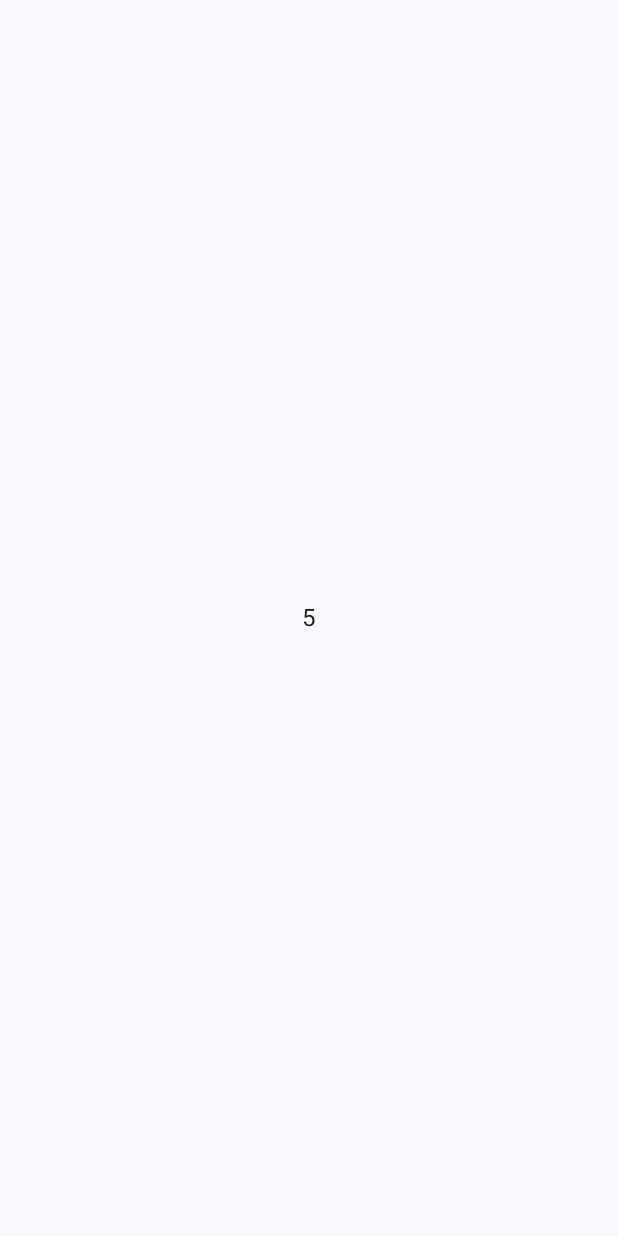
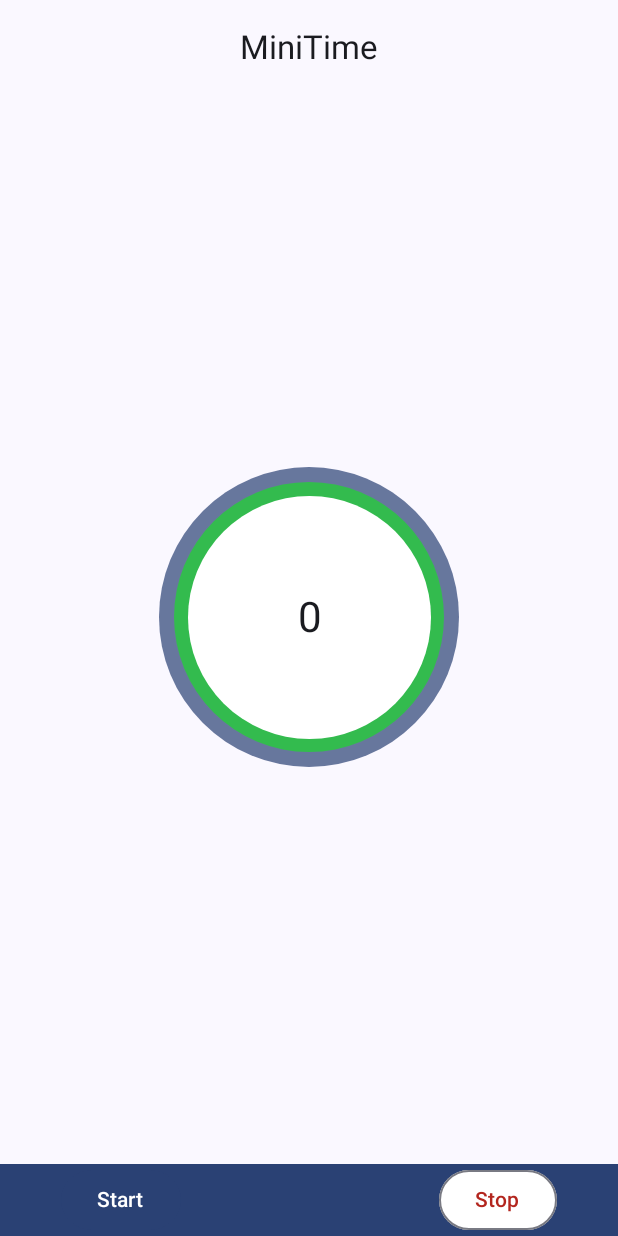
Before and after one commit to moemaair/MiniTime, an Android app built with Jetpack Compose: the screen it shows after launch (MainActivity), on a phone screen of 412 x 824 dp. Before the commit the screen is almost empty. Run offline under Robolectric (Android 15) with nearby library versions, the phone set to English and light mode, and no system bars.

Commit message:
revamped Ui

```diff
--- a/app/src/main/java/com/moemaair/minitime/MainActivity.kt
+++ b/app/src/main/java/com/moemaair/minitime/MainActivity.kt
@@ -1,23 +1,23 @@
 package com.moemaair.minitime
 
-import MainViewModel
 import android.os.Bundle
 import androidx.activity.ComponentActivity
 import androidx.activity.compose.setContent
-import androidx.compose.foundation.layout.Box
-import androidx.compose.foundation.layout.fillMaxSize
-import androidx.compose.foundation.layout.wrapContentSize
-import androidx.compose.material3.MaterialTheme
-import androidx.compose.material3.Surface
-import androidx.compose.material3.Text
-import androidx.compose.runtime.Composable
-import androidx.compose.runtime.collectAsState
+import androidx.compose.foundation.background
+import androidx.compose.foundation.layout.*
+import androidx.compose.foundation.shape.CircleShape
+import androidx.compose.material3.*
+import androidx.compose.runtime.*
+import androidx.compose.ui.Alignment
 import androidx.compose.ui.Modifier
-import androidx.compose.ui.tooling.preview.Preview
-import androidx.lifecycle.viewmodel.compose.viewModel
+import androidx.compose.ui.draw.clip
+import androidx.compose.ui.graphics.Color
+import androidx.compose.ui.unit.dp
 import com.moemaair.minitime.ui.theme.MiniTimeTheme
 
 class MainActivity : ComponentActivity() {
+
+    @OptIn(ExperimentalMaterial3Api::class)
     override fun onCreate(savedInstanceState: Bundle?) {
         super.onCreate(savedInstanceState)
         setContent {
@@ -27,17 +27,105 @@ class MainActivity : ComponentActivity() {
                     modifier = Modifier.fillMaxSize(),
                     color = MaterialTheme.colorScheme.background
                 ) {
-                    val viewModel = viewModel<MainViewModel>()
-                    var time = viewModel.timeCountDown.collectAsState(initial = 10)
 
-                    Box(modifier = Modifier
-                        .fillMaxSize()
-                        .wrapContentSize()){
-                        Text(text = time.value.toString())
+//                    Home()
+                    Scaffold(
+                        topBar = { CenterAlignedTopAppBar(
+                            title = { Text(text = "MiniTime")}
+                        )
+
+                        }
+                    ) {
+                        HomeScreen(minutes = minutes)
                     }
-
                 }
             }
         }
     }
 }
+
+
+
+
+@Composable
+fun HomeScreen(minutes: List<String>) {
+   Column(){
+       Chips(minutes = minutes)
+       Minute()
+   }
+}
+
+@Composable
+fun Minute() {
+    val minute by remember {
+        mutableStateOf(0)
+    }
+
+    Column(
+        modifier = Modifier
+            .fillMaxSize(),
+        horizontalAlignment = Alignment.CenterHorizontally,
+        verticalArrangement = Arrangement.SpaceBetween
+    ) {
+        Spacer(modifier = Modifier.size(140.dp))
+           Time(minute)
+           Spacer(modifier = Modifier.size(40.dp))
+           Row(modifier = Modifier
+               .fillMaxWidth()
+               .background(MaterialTheme.colorScheme.primary), horizontalArrangement = Arrangement.SpaceAround) {
+               Button(onClick = { /*TODO*/ }) {
+                   Text(text = "Start")
+               }
+               Spacer(modifier = Modifier.size(10.dp))
+               OutlinedButton(onClick = { /*TODO*/ },
+                   colors = ButtonDefaults.buttonColors(MaterialTheme.colorScheme.onError)) {
+                   Text(text = "Stop", color = MaterialTheme.colorScheme.error)
+               }
+           }
+    }
+
+}
+
+@Composable
+fun Time(minute: Int) {
+    Box(modifier = Modifier
+        .size(200.dp)
+        .clip(CircleShape)
+        .background(MaterialTheme.colorScheme.primary.copy(0.7f))){
+        Column(modifier = Modifier
+            .fillMaxSize(0.9f)
+            .clip(CircleShape)
+            .background(Color.Green.copy(0.5f))
+            .align(Alignment.Center),
+            verticalArrangement = Arrangement.Center,
+            horizontalAlignment = Alignment.CenterHorizontally
+        ) {
+            Column(modifier = Modifier
+                .fillMaxSize(0.9f)
+                .clip(CircleShape)
+                .background(Color.White),
+                verticalArrangement = Arrangement.Center,
+                horizontalAlignment = Alignment.CenterHorizontally
+            ) {
+                Text(text = minute.toString(),
+                    style = MaterialTheme.typography.headlineMedium
+                )
+            }
+        }
+    }
+}
+
+val minutes = listOf(
+    "5",
+    "10",
+    "15",
+    "20",
+    "25",
+    "30",
+    "35",
+    "40",
+    "45",
+    "50",
+    "55",
+    "60"
+)
--- a/app/src/main/java/com/moemaair/minitime/MainViewModel.kt
+++ b/app/src/main/java/com/moemaair/minitime/MainViewModel.kt
@@ -1,18 +1,28 @@
 import androidx.lifecycle.ViewModel
+import androidx.lifecycle.viewModelScope
 import kotlinx.coroutines.delay
+import kotlinx.coroutines.flow.collect
 import kotlinx.coroutines.flow.flow
+import kotlinx.coroutines.launch
 
 class MainViewModel : ViewModel(){
+    var timeCount = 0
     val startVal = 10
     val timeCountDown = flow<Int>{
-       var currentVal = startVal
+        var currentVal = startVal
 
         emit(currentVal)
         while (currentVal > 0){
             delay(1500L)
-            currentVal--
             emit(currentVal)
         }
     }
 
+     fun flowRun(){
+      viewModelScope.launch {
+        timeCountDown.collect {
+            time -> timeCount = time
+        }
+      }
+    }
 }
--- /dev/null
+++ b/app/src/main/java/com/moemaair/minitime/ShowAnimal.kt
@@ -0,0 +1,34 @@
+package com.moemaair.minitime
+
+import android.widget.Toast
+import androidx.compose.foundation.layout.*
+import androidx.compose.foundation.lazy.LazyRow
+import androidx.compose.material3.*
+import androidx.compose.runtime.*
+import androidx.compose.ui.Modifier
+import androidx.compose.ui.graphics.Color
+import androidx.compose.ui.platform.LocalContext
+import androidx.compose.ui.unit.dp
+
+@Composable
+fun Chips(minutes: List<String>) {
+    var changeChipcolor by remember {
+        mutableStateOf(0)
+    }
+    var color by remember {
+        mutableStateOf(Color.Transparent)
+    }
+
+    val context = LocalContext.current.applicationContext
+    LazyRow(modifier = Modifier.fillMaxWidth(), horizontalArrangement = Arrangement.SpaceAround){
+        items(minutes.size){ minute ->
+           Button(onClick = {
+                   Toast.makeText(context, minutes[minute], Toast.LENGTH_SHORT).show()
+           }, modifier = Modifier.padding(5.dp)
+           )
+           {
+               Text(text = minutes[minute] + " minutes")
+           }
+        }
+    }
+}
```
